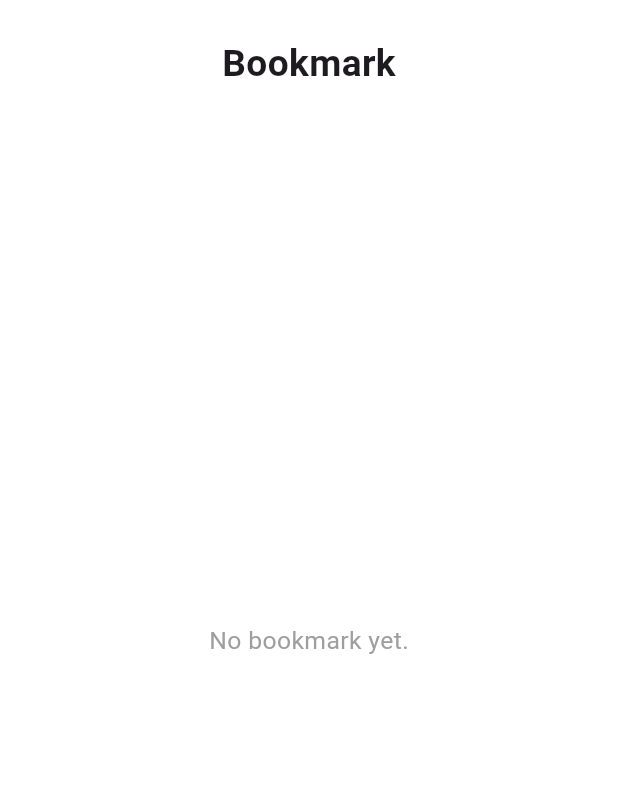
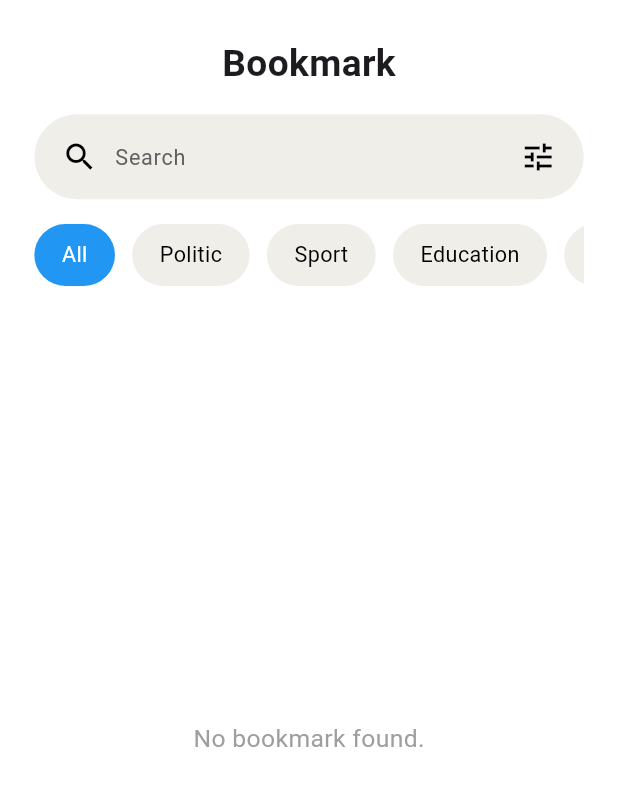
Before and after one commit to Aditia-115/ayeunews-fix, a Flutter app: the BookmarkScreen screen opened directly with empty values, on a phone screen of 412 x 824 dp, the part 68-874 px from its top. Run offline on Flutter 3.47's test engine with Material 3 defaults, Android fonts, the phone set to English and light mode, and no system bars; our stand-ins replace carousel_slider, flutter_screenutil, go_router.

Commit message:
bookmark fitur

```diff
--- a/lib/views/widgets/bookmark_screen.dart
+++ b/lib/views/widgets/bookmark_screen.dart
@@ -3,7 +3,7 @@ import 'package:flutter_screenutil/flutter_screenutil.dart';
 import 'package:newshive/views/widgets/detail_screen.dart';
 import '../models/artikel.dart';
 
-class BookmarkScreen extends StatelessWidget {
+class BookmarkScreen extends StatefulWidget {
   final List<Artikel> bookmarks;
   final void Function(Artikel) onBookmarkRemoved;
 
@@ -14,7 +14,33 @@ class BookmarkScreen extends StatelessWidget {
   });
 
   @override
+  State<BookmarkScreen> createState() => _BookmarkScreenState();
+}
+
+class _BookmarkScreenState extends State<BookmarkScreen> {
+  String query = '';
+  String selectedCategory = 'All';
+
+  final List<String> categories = [
+    'All',
+    'Politic',
+    'Sport',
+    'Education',
+    'Business',
+    'Health',
+    'Lifestyle',
+    'Technology',
+    'Travel',
+  ];
+
+  @override
   Widget build(BuildContext context) {
+    final filteredBookmarks = widget.bookmarks.where((artikel) {
+      final matchQuery = artikel.title.toLowerCase().contains(query.toLowerCase());
+      final matchCategory = selectedCategory == 'All' || artikel.category == selectedCategory;
+      return matchQuery && matchCategory;
+    }).toList();
+
     return Scaffold(
       backgroundColor: Colors.white,
       body: SafeArea(
@@ -24,10 +50,7 @@ class BookmarkScreen extends StatelessWidget {
             crossAxisAlignment: CrossAxisAlignment.start,
             children: [
               SizedBox(height: 12.h),
-              Image.asset(
-                'assets/images/logo.png',
-                height: 32.h,
-              ),
+              Image.asset('assets/images/logo.png', height: 32.h),
               SizedBox(height: 24.h),
               Center(
                 child: Text(
@@ -39,11 +62,77 @@ class BookmarkScreen extends StatelessWidget {
                 ),
               ),
               SizedBox(height: 16.h),
-              if (bookmarks.isEmpty)
+
+              // 🔍 Search Bar
+              Container(
+                padding: EdgeInsets.symmetric(horizontal: 16.w, vertical: 12.h),
+                decoration: BoxDecoration(
+                  color: const Color(0xFFF0EEE8),
+                  borderRadius: BorderRadius.circular(50.r),
+                ),
+                child: Row(
+                  children: [
+                    const Icon(Icons.search, color: Colors.black),
+                    SizedBox(width: 10.w),
+                    Expanded(
+                      child: TextField(
+                        onChanged: (val) => setState(() => query = val),
+                        decoration: InputDecoration(
+                          hintText: 'Search',
+                          border: InputBorder.none,
+                          isDense: true,
+                          hintStyle: TextStyle(
+                            color: Colors.grey[700],
+                            fontSize: 14.sp,
+                          ),
+                        ),
+                      ),
+                    ),
+                    const Icon(Icons.tune, color: Colors.black),
+                  ],
+                ),
+              ),
+              SizedBox(height: 16.h),
+
+              // 🧭 Categories
+              SizedBox(
+                height: 40.h,
+                child: ListView.separated(
+                  scrollDirection: Axis.horizontal,
+                  itemCount: categories.length,
+                  separatorBuilder: (_, __) => SizedBox(width: 10.w),
+                  itemBuilder: (_, index) {
+                    final cat = categories[index];
+                    final isSelected = cat == selectedCategory;
+                    return GestureDetector(
+                      onTap: () => setState(() => selectedCategory = cat),
+                      child: Container(
+                        padding: EdgeInsets.symmetric(horizontal: 16.w),
+                        alignment: Alignment.center,
+                        decoration: BoxDecoration(
+                          color: isSelected ? Colors.blue : const Color(0xFFF0EEE8),
+                          borderRadius: BorderRadius.circular(20.r),
+                        ),
+                        child: Text(
+                          cat,
+                          style: TextStyle(
+                            fontSize: 14.sp,
+                            color: isSelected ? Colors.white : Colors.black,
+                          ),
+                        ),
+                      ),
+                    );
+                  },
+                ),
+              ),
+              SizedBox(height: 16.h),
+
+              // 📚 Bookmark List
+              if (filteredBookmarks.isEmpty)
                 Expanded(
                   child: Center(
                     child: Text(
-                      'No bookmark yet.',
+                      'No bookmark found.',
                       style: TextStyle(fontSize: 16.sp, color: Colors.grey),
                     ),
                   ),
@@ -51,10 +140,10 @@ class BookmarkScreen extends StatelessWidget {
               else
                 Expanded(
                   child: ListView.separated(
-                    itemCount: bookmarks.length,
+                    itemCount: filteredBookmarks.length,
                     separatorBuilder: (_, __) => SizedBox(height: 16.h),
                     itemBuilder: (context, index) {
-                      final artikel = bookmarks[index];
+                      final artikel = filteredBookmarks[index];
                       return GestureDetector(
                         onTap: () {
                           Navigator.push(
@@ -67,8 +156,8 @@ class BookmarkScreen extends StatelessWidget {
                                 category: artikel.category,
                                 content: artikel.content,
                                 imagePath: artikel.imagePath,
-                                isBookmarked: bookmarks.contains(artikel),
-                                onBookmarkToggle: () => onBookmarkRemoved(artikel),
+                                isBookmarked: widget.bookmarks.contains(artikel),
+                                onBookmarkToggle: () => widget.onBookmarkRemoved(artikel),
                               ),
                             ),
                           );
@@ -111,7 +200,7 @@ class BookmarkScreen extends StatelessWidget {
                               ),
                             ),
                             IconButton(
-                              onPressed: () => onBookmarkRemoved(artikel),
+                              onPressed: () => widget.onBookmarkRemoved(artikel),
                               icon: const Icon(Icons.bookmark),
                             ),
                           ],
--- a/lib/views/widgets/profile_screen.dart
+++ b/lib/views/widgets/profile_screen.dart
@@ -151,9 +151,11 @@ class ProfileScreen extends StatelessWidget {
               leading: const Icon(Icons.logout),
               title: const Text('Logout'),
               onTap: () {
-                Navigator.pushReplacement(
+                Navigator.push(
                   context,
-                  MaterialPageRoute(builder: (_) => const LoginScreen()),
+                  MaterialPageRoute(
+                    builder: (_) => const LoginScreen(),
+                  ),
                 );
               },
             ),
```
Also changed, not shown: lib/views/widgets/home_screen.dart (+77 -79 lines), 5 other files.
